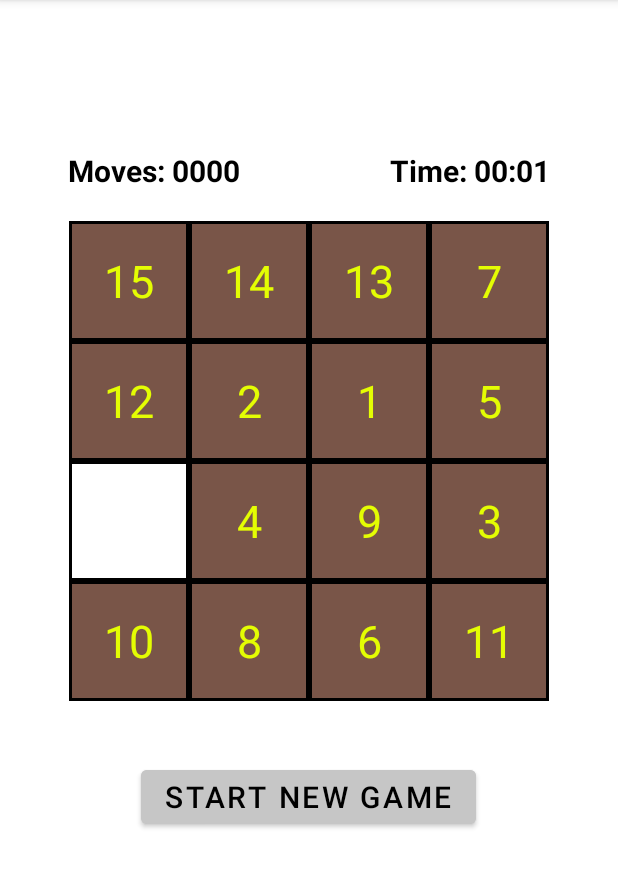
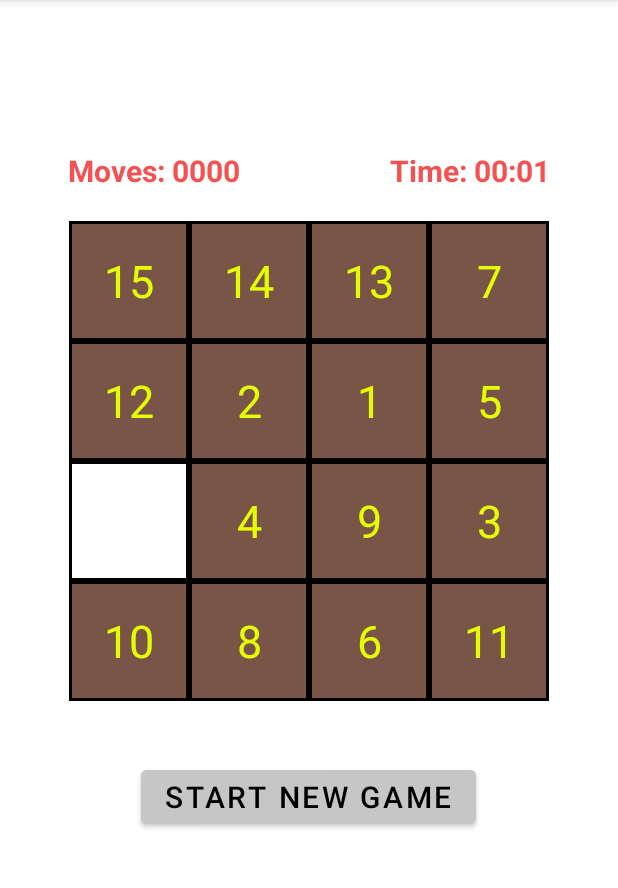
Before and after one commit to Daniel-Raz6735/Puzzle-15, an Android app: the GameActivity screen opened directly, with no data from a screen before it, on a phone screen of 412 x 824 dp, the part 84-972 px from its top. Run offline under Robolectric (Android 15) with nearby library versions, the phone set to English and light mode, and no system bars.

```diff
--- a/app/src/main/java/com/danielr_shlomoc/ex1/GameActivity.java
+++ b/app/src/main/java/com/danielr_shlomoc/ex1/GameActivity.java
@@ -70,8 +70,9 @@ public class GameActivity extends AppCompatActivity implements View.OnClickListe
     @Override
     protected void onDestroy() {
         super.onDestroy();
-        sp.edit().clear();
-        sp.edit().apply();
+        SharedPreferences.Editor e =sp.edit();
+        e.clear();
+        e.apply();
     }
 
     @Override
--- a/app/src/main/res/layout/activity_game.xml
+++ b/app/src/main/res/layout/activity_game.xml
@@ -25,7 +25,7 @@
             android:layout_weight="1"
             android:textSize="20sp"
             android:textStyle="bold"
-            android:textColor="@color/black"
+            android:textColor="@color/red"
             android:layout_marginEnd="100dp"
             android:text="Moves:0000" />
 
@@ -36,7 +36,7 @@
             android:layout_weight="1"
             android:textSize="20sp"
             android:textStyle="bold"
-            android:textColor="@color/black"
+            android:textColor="@color/red"
             android:text="Time: 00:00" />
     </LinearLayout>
 
--- a/app/src/main/res/layout/activity_main.xml
+++ b/app/src/main/res/layout/activity_main.xml
@@ -13,7 +13,7 @@
         android:layout_height="wrap_content"
         android:text="@string/title"
         android:textSize="25sp"
-        android:textColor="@color/black"
+        android:textColor="@color/red"
         android:layout_marginTop="20dp"
         android:textStyle="bold"
         android:layout_marginBottom="100dp"
--- a/app/src/main/res/values-night/themes.xml
+++ b/app/src/main/res/values-night/themes.xml
@@ -8,7 +8,10 @@
         <!-- Secondary brand color. -->
         <item name="colorSecondary">@color/teal_200</item>
         <item name="colorSecondaryVariant">@color/teal_200</item>
-        <item name="colorOnSecondary">@color/black</item>
+        <item name="colorOnSecondary">@color/white</item>
+
+
+
         <!-- Status bar color. -->
         <item name="android:statusBarColor" tools:targetApi="l">?attr/colorPrimaryVariant</item>
         <!-- Customize your theme here. -->
--- a/app/src/main/res/values/colors.xml
+++ b/app/src/main/res/values/colors.xml
@@ -11,4 +11,7 @@
     <color name="regular_btn">#C6C6C6</color>
     <color name="btn_txt_clr">#e4fd03</color>
     <color name="transparent">#00E4FD03</color>
+    <color name="red">#F45252</color>
+
+
 </resources>
```
